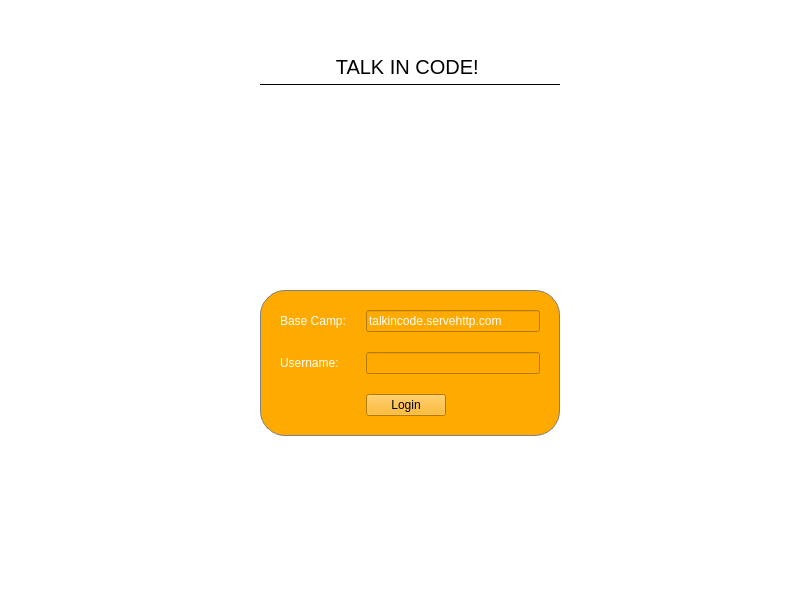
This is src/qt/forms/ChatWindow.ui in pakage/navajocoin as Qt 5 draws it before an edit. The edited form follows.
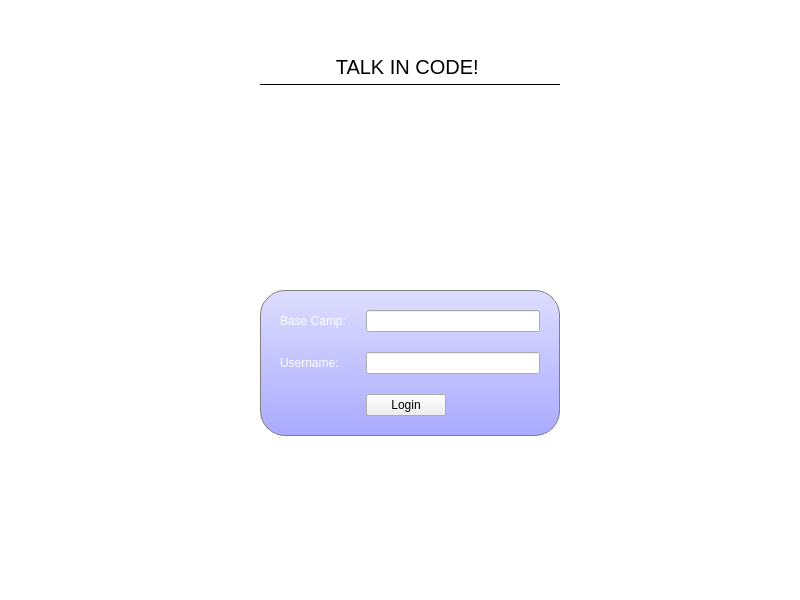
This is the edited form. Icons and pictures are not drawn.

Diff of the .ui file:
```diff
--- a/src/qt/forms/ChatWindow.ui
+++ b/src/qt/forms/ChatWindow.ui
@@ -165,8 +165,7 @@
               </size>
              </property>
              <property name="styleSheet">
-              <string notr="true">background-color: rgb(255, 170, 0);
-background-image: url(:/images2/2);</string>
+              <string notr="true"/>
              </property>
              <property name="frameShape">
               <enum>QFrame::StyledPanel</enum>
```
Left out of the diff: 17 changed lines with no effect on the pictures.
